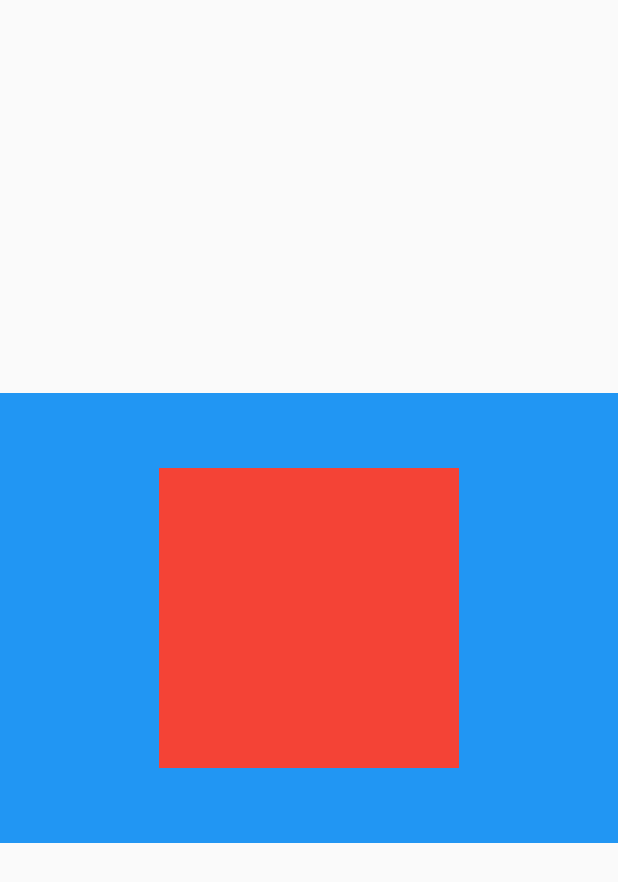
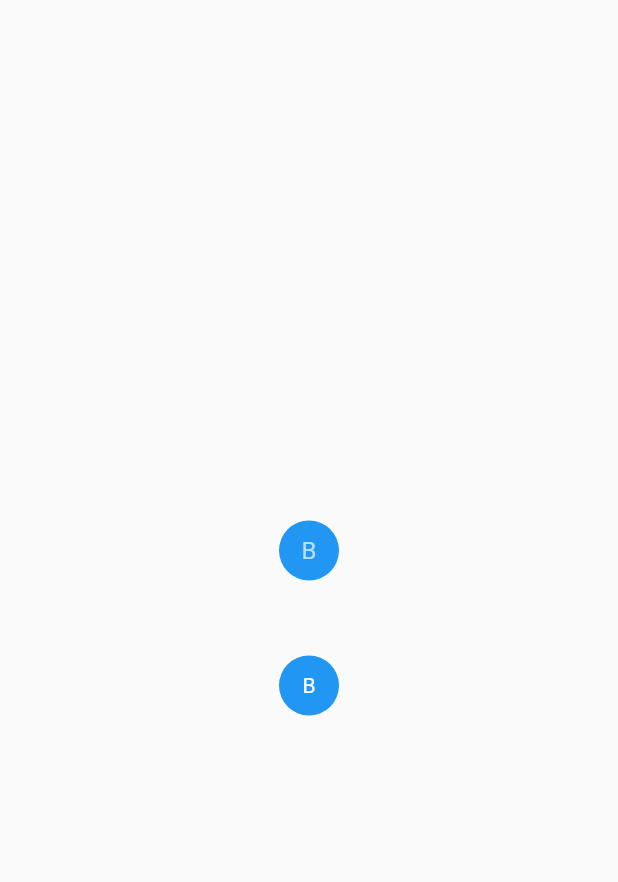
Before and after one commit to bernardxf/flutter-design-udemy, a Flutter app: the screen it shows after launch, on a phone screen of 412 x 824 dp. Shown: the top 882 px of the screen. Run offline on Flutter 3.47's test engine with Material 2 defaults, Android fonts, the phone set to English and light mode, and no system bars.

```diff
--- /dev/null
+++ b/helloworld/lib/custom-circle-avatar.dart
@@ -0,0 +1,28 @@
+import 'package:flutter/material.dart';
+
+class CustomCircleAvatar extends StatelessWidget {
+
+  final double size;
+  final Widget child;
+  final Color backgroundColor;
+
+  const CustomCircleAvatar({
+    Key key,
+    this.size = 40,
+    this.backgroundColor = Colors.white,
+    this.child}) : super(key: key);
+
+  @override
+  Widget build(BuildContext context) {
+    return Container(
+      alignment: Alignment.center,
+      decoration: BoxDecoration(
+        color: backgroundColor,
+        borderRadius: BorderRadius.circular(size)
+      ),
+      height: size,
+      width: size,
+      child: child,
+    );
+  }
+}
--- a/helloworld/lib/main.dart
+++ b/helloworld/lib/main.dart
@@ -1,4 +1,5 @@
 import 'package:flutter/material.dart';
+import 'package:helloworld/custom-circle-avatar.dart';
 
 void main() => runApp(MyApp());
 
@@ -23,11 +24,35 @@ class HomeWidget extends StatelessWidget {
     return Container(
       height: double.infinity,
       width: double.infinity,
-      child: Stack(
-        alignment: Alignment.center,
+      child: Column(
+        mainAxisAlignment: MainAxisAlignment.center,
+        crossAxisAlignment: CrossAxisAlignment.center,
         children: <Widget>[
-          Container(height: 300, color:Colors.blue),
-          Container(height: 200, width: 200, color:Colors.red),
+          // RaisedButton(
+          //   onPressed: () {
+          //     print('Raisebutton');
+          //   },
+          //   color: Colors.blue,
+          //   child: Text('Click Button')
+          // ),
+
+          // RaisedButton.icon(
+          //   onPressed: () {
+          //     print('Raisebutton Android');
+          //   },
+          //   icon: Icon(Icons.android),
+          //   label:Text('Click button')
+          // )
+
+          CircleAvatar(
+            backgroundColor: Colors.blue,
+            child: Text('B')
+          ),
+          SizedBox(height: 50),
+          CustomCircleAvatar(
+            backgroundColor: Colors.blue,
+            child: Text('B', style: TextStyle(color: Colors.white)),
+          )
         ],
       ),
     );
```
Also changed, not shown: helloworld/lib/main3.dart (added, +35 -0 lines).
